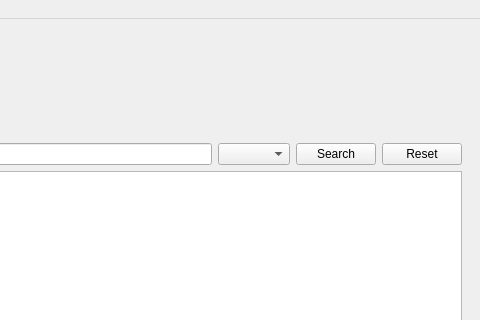
Old version of the form view/mainwindow.ui in the repository biasuzzi-davide/CapitalFocus; both pictures show x 250 to 730 and y 0 to 320 of the 730 by 600 pixel window.
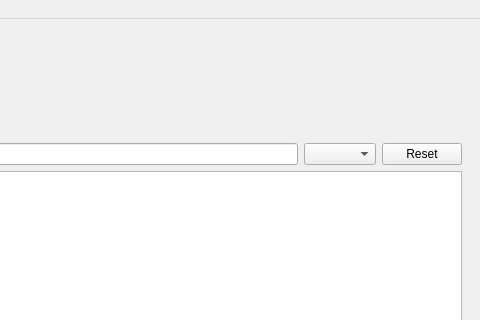
New version of the form. The open tabs and pages were chosen to show the change. Icons and pictures are not drawn.

Commit message:
Rimosso bottone search
Inutile perchè abbiamo implementato la ricerca automatica

Patch:
```diff
--- a/view/mainwindow.ui
+++ b/view/mainwindow.ui
@@ -86,13 +86,6 @@
           <item>
            <widget class="QComboBox" name="comboBoxCity"/>
           </item>
-          <item>
-           <widget class="QPushButton" name="pushButtonSearch">
-            <property name="text">
-             <string>Search</string>
-            </property>
-           </widget>
-          </item>
           <item>
            <widget class="QPushButton" name="pushButtonReset">
             <property name="text">
```
Left out of the diff: 2 changed lines with no effect on the pictures. The commit also changes 1 other file.
